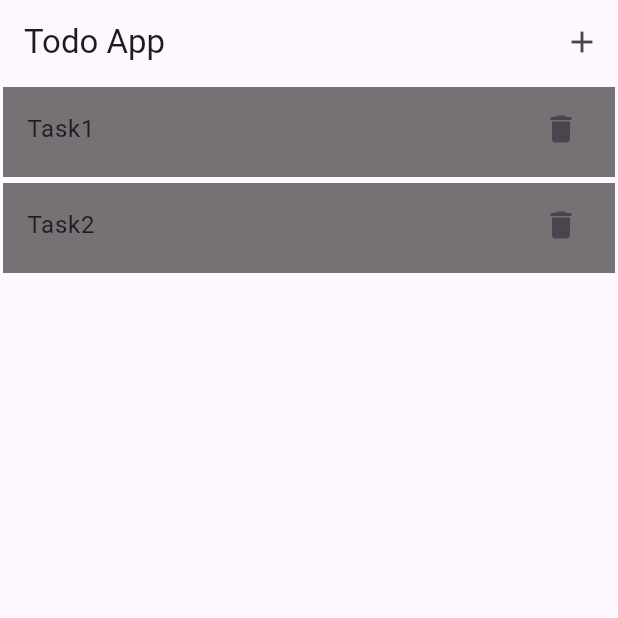
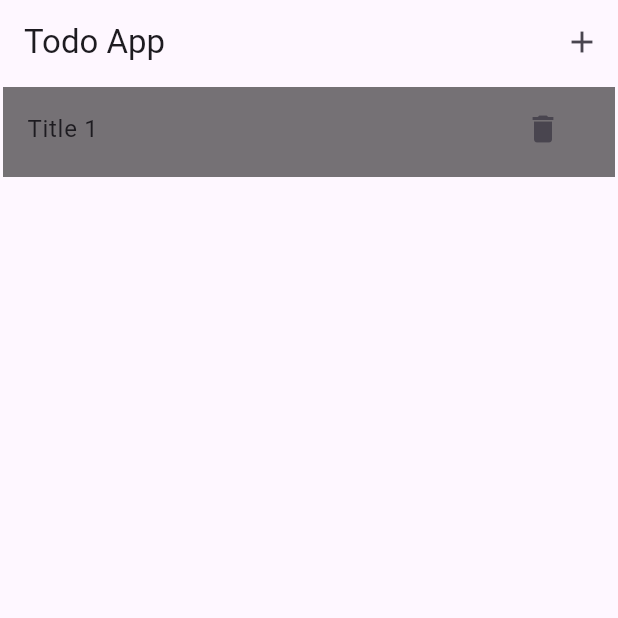
Before and after one commit to YuneshShrestha/s2-d6, a Flutter app: the screen it shows after launch, on a phone screen of 412 x 824 dp, the top half of it. Run offline on Flutter 3.47's test engine with Material 3 defaults, Android fonts, the phone set to English and light mode, and no system bars.

Commit message:
push changes

```diff
--- a/lib/screens/home_page.dart
+++ b/lib/screens/home_page.dart
@@ -10,10 +10,23 @@ class HomeScreen extends StatefulWidget {
 }
 
 class _HomeScreenState extends State<HomeScreen> {
-  var dataList = ["Task1", "Task2"];
-  void addToDataList(String data) {
+  var dataList = [
+    {"id": "1", "title": "Title 1"}
+  ];
+  void addToDataList(String title) {
     setState(() {
-      dataList.add(data);
+      dataList.add({
+        "id": DateTime.now().toString(),
+        "title": title,
+      });
+    });
+  }
+
+  void deleteItem(String id) {
+    setState(() {
+      dataList.removeWhere((e) {
+        return e["id"] == id;
+      });
     });
   }
 
@@ -26,8 +39,8 @@ class _HomeScreenState extends State<HomeScreen> {
           IconButton(
             onPressed: () {
               Navigator.of(context).push(MaterialPageRoute(builder: (_) {
-                return  FormPage(
-                  addToList:addToDataList,
+                return FormPage(
+                  addToList: addToDataList,
                 );
               }));
             },
@@ -40,7 +53,10 @@ class _HomeScreenState extends State<HomeScreen> {
           children: [
             ...dataList.map((e) {
               return TaskCard(
-                title: e,
+                key: ValueKey(e["id"]),
+                id: e["id"] ?? "",
+                title: e["title"] ?? "No Title",
+                deleteFunction: deleteItem,
               );
             }),
           ],
--- a/lib/widgets/task_card.dart
+++ b/lib/widgets/task_card.dart
@@ -3,8 +3,14 @@ import 'dart:math';
 import 'package:flutter/material.dart';
 
 class TaskCard extends StatefulWidget {
-  const TaskCard({super.key, required this.title});
+  const TaskCard(
+      {super.key,
+      required this.title,
+      required this.deleteFunction,
+      required this.id});
   final String title;
+  final String id;
+  final Function deleteFunction;
 
   @override
   State<TaskCard> createState() => _TaskCardState();
@@ -30,12 +36,18 @@ class _TaskCardState extends State<TaskCard> {
   @override
   Widget build(BuildContext context) {
     return Container(
+
       margin: const EdgeInsets.all(2),
       height: 60,
       color: color,
       child: ListTile(
+
         title: Text(widget.title),
-        trailing: const Icon(Icons.delete),
+        trailing: IconButton(
+            onPressed: () {
+              widget.deleteFunction(widget.id);
+            },
+            icon: const Icon(Icons.delete)),
       ),
     );
   }
```
Also changed, not shown: lib/screens/form_page.dart (+48 -4 lines).
